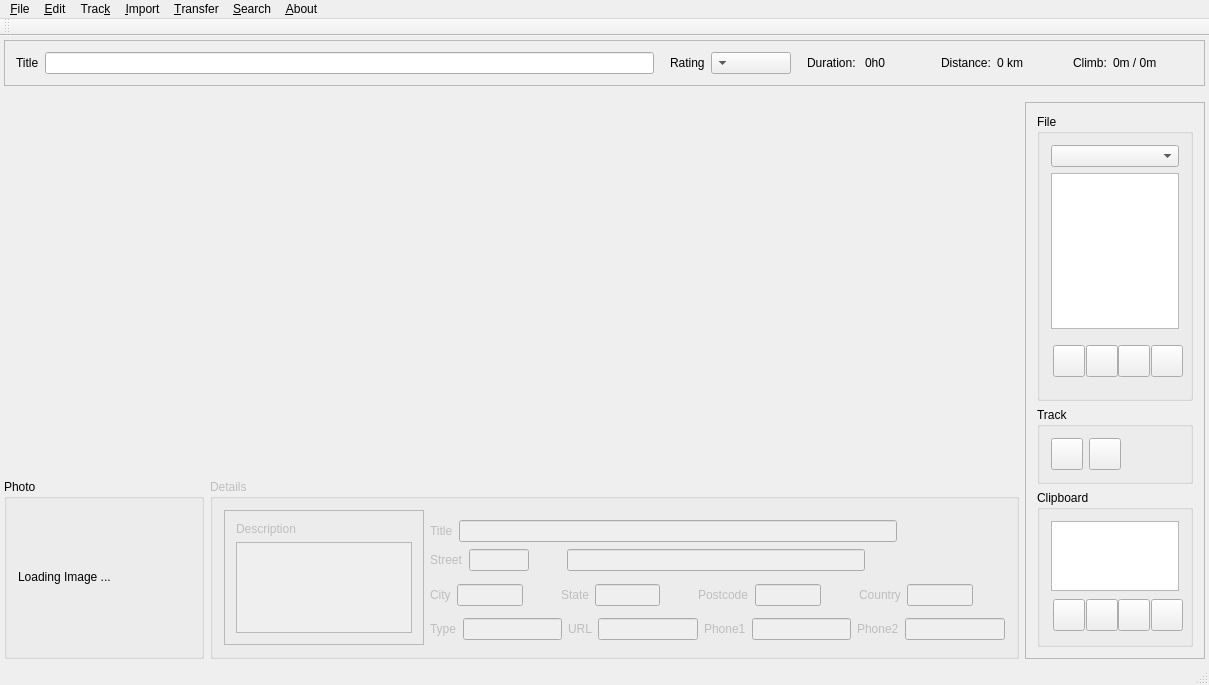
This is src/mainwindow.ui in trumpton/POI as Qt 5 draws it before an edit. The edited form follows.
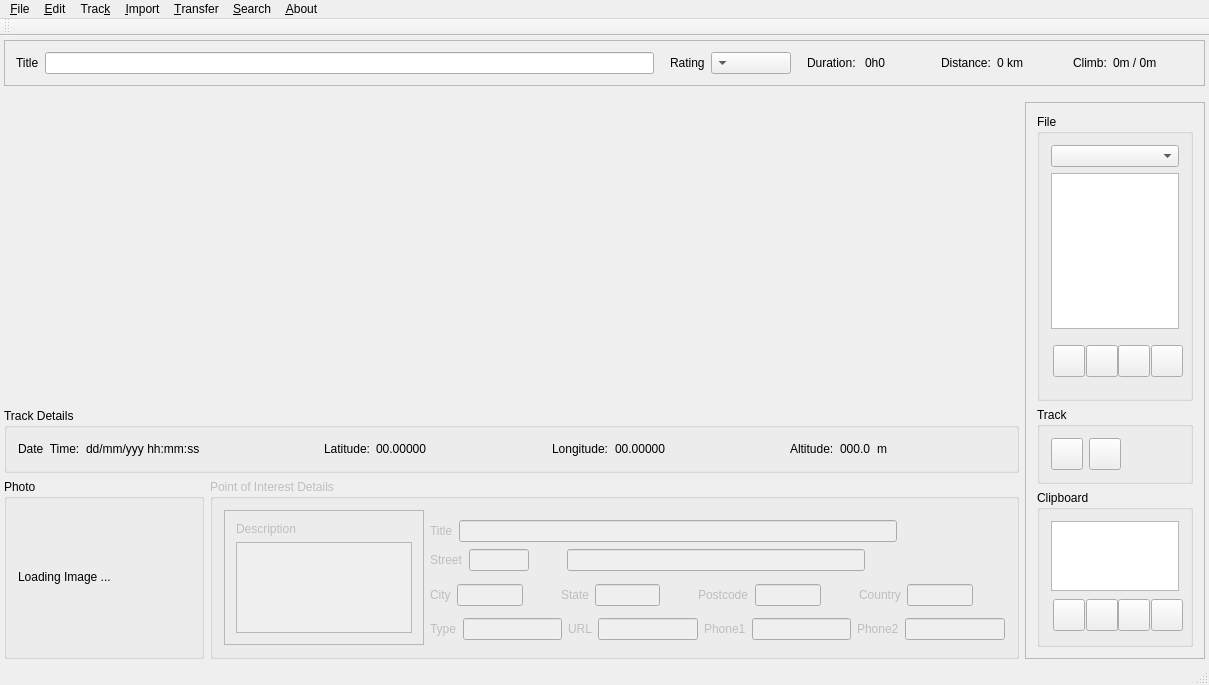
This is the edited form. Icons and pictures are not drawn. Custom widgets are drawn as their Qt base class.

Commit message: Added status info for track points

```diff
--- a/src/mainwindow.ui
+++ b/src/mainwindow.ui
@@ -247,6 +247,130 @@
           <layout class="QVBoxLayout" name="verticalLayout_10"/>
          </widget>
         </item>
+        <item>
+         <widget class="QGroupBox" name="groupBox_TrackDetails">
+          <property name="title">
+           <string>Track Details</string>
+          </property>
+          <layout class="QHBoxLayout" name="horizontalLayout_14">
+           <item>
+            <widget class="QLabel" name="label_15">
+             <property name="text">
+              <string>Date  Time:</string>
+             </property>
+            </widget>
+           </item>
+           <item>
+            <widget class="QLabel" name="label_TrackPointDateTIme">
+             <property name="text">
+              <string>dd/mm/yyy hh:mm:ss</string>
+             </property>
+            </widget>
+           </item>
+           <item>
+            <spacer name="horizontalSpacer_6">
+             <property name="orientation">
+              <enum>Qt::Horizontal</enum>
+             </property>
+             <property name="sizeHint" stdset="0">
+              <size>
+               <width>40</width>
+               <height>20</height>
+              </size>
+             </property>
+            </spacer>
+           </item>
+           <item>
+            <widget class="QLabel" name="label_16">
+             <property name="text">
+              <string>Latitude:</string>
+             </property>
+            </widget>
+           </item>
+           <item>
+            <widget class="QLabel" name="label_TrackPointLat">
+             <property name="text">
+              <string>00.00000</string>
+             </property>
+            </widget>
+           </item>
+           <item>
+            <spacer name="horizontalSpacer_7">
+             <property name="orientation">
+              <enum>Qt::Horizontal</enum>
+             </property>
+             <property name="sizeHint" stdset="0">
+              <size>
+               <width>40</width>
+               <height>20</height>
+              </size>
+             </property>
+            </spacer>
+           </item>
+           <item>
+            <widget class="QLabel" name="label_18">
+             <property name="text">
+              <string>Longitude:</string>
+             </property>
+            </widget>
+           </item>
+           <item>
+            <widget class="QLabel" name="label_TrackPointLon">
+             <property name="text">
+              <string>00.00000</string>
+             </property>
+            </widget>
+           </item>
+           <item>
+            <spacer name="horizontalSpacer_8">
+             <property name="orientation">
+              <enum>Qt::Horizontal</enum>
+             </property>
+             <property name="sizeHint" stdset="0">
+              <size>
+               <width>40</width>
+               <height>20</height>
+              </size>
+             </property>
+            </spacer>
+           </item>
+           <item>
+            <widget class="QLabel" name="label_20">
+             <property name="text">
+              <string>Altitude:</string>
+             </property>
+            </widget>
+           </item>
+           <item>
+            <widget class="QLabel" name="label_TrackPointAlt">
+             <property name="text">
+              <string>000.0</string>
+             </property>
+            </widget>
+           </item>
+           <item>
+            <widget class="QLabel" name="label_22">
+             <property name="text">
+              <string>m</string>
+             </property>
+            </widget>
+           </item>
+           <item>
+            <spacer name="horizontalSpacer_9">
+             <property name="orientation">
+              <enum>Qt::Horizontal</enum>
+             </property>
+             <property name="sizeHint" stdset="0">
+              <size>
+               <width>40</width>
+               <height>20</height>
+              </size>
+             </property>
+            </spacer>
+           </item>
+          </layout>
+         </widget>
+        </item>
         <item>
          <layout class="QHBoxLayout" name="horizontalLayout_10">
           <property name="leftMargin">
@@ -319,7 +443,7 @@
              </size>
             </property>
             <property name="title">
-             <string>Details</string>
+             <string>Point of Interest Details</string>
             </property>
             <layout class="QHBoxLayout" name="horizontalLayout">
              <item>
```
Left out of the diff: 2 changed lines with no effect on the pictures. The commit also changes 1 other file.
